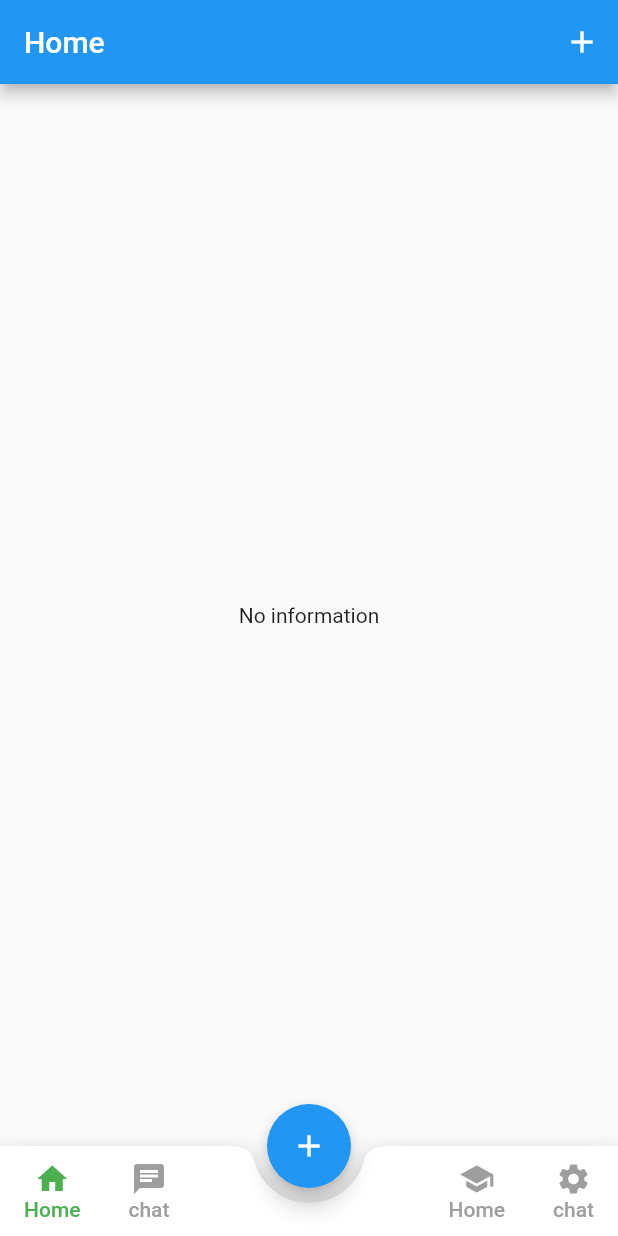
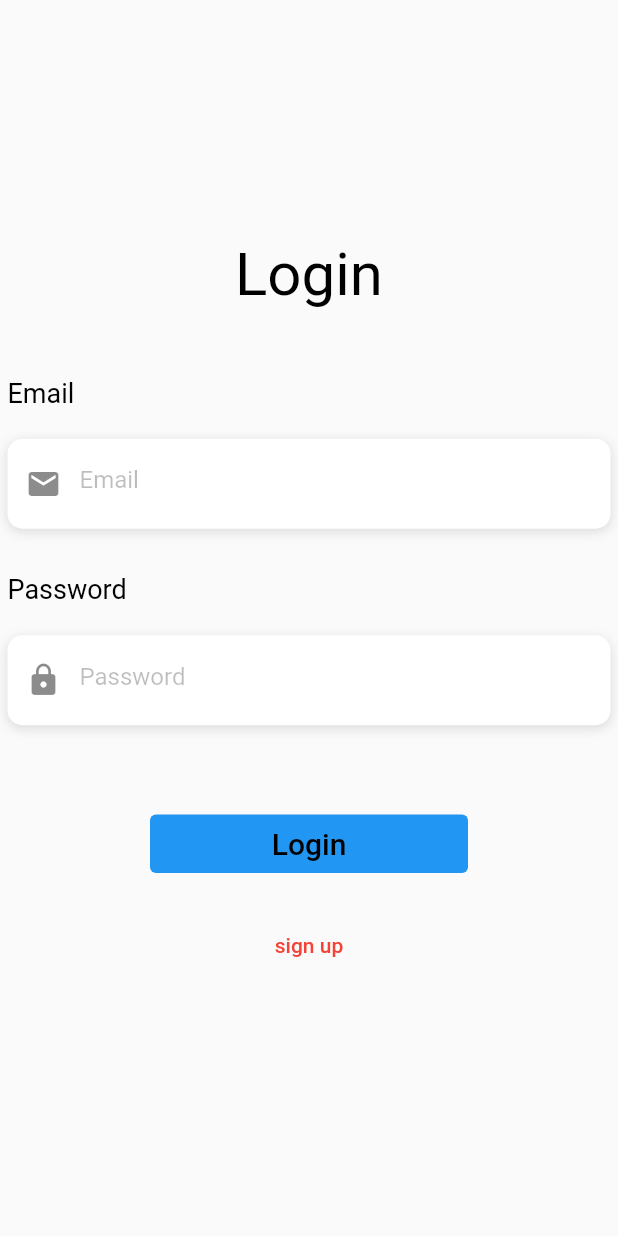
Before and after one commit to khoffan/flutter_make_UI_App, a Flutter app: the screen it shows after launch, on a phone screen of 412 x 824 dp. Run offline on Flutter 3.47's test engine with Material 2 defaults, Android fonts, the phone set to English and light mode, and no system bars.

```diff
--- a/client_app/lib/main.dart
+++ b/client_app/lib/main.dart
@@ -3,6 +3,7 @@ import 'package:flutter/material.dart';
 import 'package:provider/provider.dart';
 
 import 'UI/btnavigate.dart';
+import 'screen/loginscreen.dart';
 void main() {
   runApp(Myapp());
 }
@@ -23,7 +24,7 @@ class Myapp extends StatelessWidget {
         theme: ThemeData(
           primarySwatch: Colors.blue,
         ),
-        home: BottomNavigationBarExampleApp()
+        home: LoginScreen()
       ),
     );
   }
--- /dev/null
+++ b/client_app/lib/screen/loginscreen.dart
@@ -0,0 +1,188 @@
+import 'package:flutter/material.dart';
+import 'package:flutter/services.dart';
+
+import '../UI/btnavigate.dart';
+import 'registerScreen.dart';
+
+class LoginScreen extends StatefulWidget {
+  const LoginScreen({super.key});
+
+  @override
+  State<LoginScreen> createState() => _LoginScreenState();
+}
+
+Widget buildEmail() {
+  return Padding(
+    padding: const EdgeInsets.symmetric(vertical: 5, horizontal: 5),
+    child: Column(
+      crossAxisAlignment: CrossAxisAlignment.start,
+      children: [
+        const Text('Email',
+            style: TextStyle(fontSize: 18, color: Colors.black)),
+        const SizedBox(
+          height: 20,
+        ),
+        Container(
+          alignment: Alignment.centerLeft,
+          decoration: BoxDecoration(
+              color: Colors.white,
+              borderRadius: BorderRadius.circular(10),
+              boxShadow: [
+                const BoxShadow(
+                  color: Colors.black12,
+                  blurRadius: 6,
+                  offset: Offset(0, 2),
+                )
+              ]),
+          height: 60,
+          child: TextField(
+            keyboardType: TextInputType.emailAddress,
+            style: TextStyle(
+              color: Colors.black,
+            ),
+            decoration: InputDecoration(
+              border: InputBorder.none,
+              contentPadding: EdgeInsets.only(top: 12),
+              prefixIcon: Icon(
+                Icons.mail,
+              ),
+              hintText: "Email",
+              hintStyle: TextStyle(color: Colors.black26),
+            ),
+          ),
+        )
+      ],
+    ),
+  );
+}
+
+Widget buildPassword() {
+  return Padding(
+    padding: const EdgeInsets.symmetric(vertical: 5, horizontal: 5),
+    child: Column(
+      crossAxisAlignment: CrossAxisAlignment.start,
+      children: [
+        const Text('Password',
+            style: TextStyle(fontSize: 18, color: Colors.black)),
+        const SizedBox(
+          height: 20,
+        ),
+        Container(
+          alignment: Alignment.centerLeft,
+          decoration: BoxDecoration(
+              color: Colors.white,
+              borderRadius: BorderRadius.circular(10),
+              boxShadow: [
+                const BoxShadow(
+                  color: Colors.black12,
+                  blurRadius: 6,
+                  offset: Offset(0, 2),
+                )
+              ]),
+          height: 60,
+          child: TextField(
+            obscureText: true,
+            style: TextStyle(
+              color: Colors.black,
+            ),
+            decoration: InputDecoration(
+              border: InputBorder.none,
+              contentPadding: EdgeInsets.only(top: 12),
+              prefixIcon: Icon(
+                Icons.lock,
+              ),
+              hintText: "Password",
+              hintStyle: TextStyle(color: Colors.black26),
+            ),
+          ),
+        )
+      ],
+    ),
+  );
+}
+
+Widget buildLoginbtn(context) {
+  return Container(
+    padding: const EdgeInsets.symmetric(vertical: 10, horizontal: 100),
+    width: double.infinity,
+    child: TextButton(
+      onPressed: () {
+        Navigator.of(context).push(MaterialPageRoute(
+          builder: (context) => BottomNavigationBarExampleApp(),
+        ));
+      },
+      style: TextButton.styleFrom(
+        backgroundColor: Colors.blue,
+      ),
+      child: Text(
+        "Login",
+        style: TextStyle(color: Colors.black, fontSize: 20),
+      ),
+    ),
+  );
+}
+
+Widget buildSignupbtn(context) {
+  return Container(
+      padding: const EdgeInsets.symmetric(vertical: 10, horizontal: 100),
+      width: double.infinity,
+      child: TextButton(
+        onPressed: () {
+          Navigator.of(context).push(MaterialPageRoute(
+            builder: (context) => RegisterScreen(),
+          ));
+        },
+        child: Text(
+          "sign up",
+          style: TextStyle(color: Colors.red),
+        ),
+      ));
+}
+
+class _LoginScreenState extends State<LoginScreen> {
+  @override
+  Widget build(BuildContext context) {
+    return Scaffold(
+      body: AnnotatedRegion<SystemUiOverlayStyle>(
+        value: SystemUiOverlayStyle.light,
+        child: GestureDetector(
+          child: Stack(
+            children: <Widget>[
+              Container(
+                height: double.infinity,
+                width: double.infinity,
+                decoration: const BoxDecoration(),
+                child: Column(
+                  mainAxisAlignment: MainAxisAlignment.center,
+                  crossAxisAlignment: CrossAxisAlignment.center,
+                  children: <Widget>[
+                    const Text(
+                      'Login',
+                      style: TextStyle(
+                        color: Colors.black,
+                        fontSize: 40,
+                      ),
+                    ),
+                    SizedBox(
+                      height: 40,
+                    ),
+                    buildEmail(),
+                    SizedBox(
+                      height: 20,
+                    ),
+                    buildPassword(),
+                    SizedBox(
+                      height: 40,
+                    ),
+                    buildLoginbtn(context),
+                    buildSignupbtn(context),
+                  ],
+                ),
+              )
+            ],
+          ),
+        ),
+      ),
+    );
+  }
+}
--- a/client_app/pubspec.yaml
+++ b/client_app/pubspec.yaml
@@ -37,6 +37,7 @@ dependencies:
   cupertino_icons: ^1.0.2
   provider: ^6.0.5
   intl: ^0.18.1
+  http: ^1.1.0
 
 dev_dependencies:
   flutter_test:
```
Also changed, not shown: client_app/lib/UI/setting.dart (+10 -1 lines), client_app/lib/loginregis.dart (deleted, +0 -18 lines), client_app/lib/screen/registerScreen.dart (added, +414 -0 lines), client_app/pubspec.lock.
